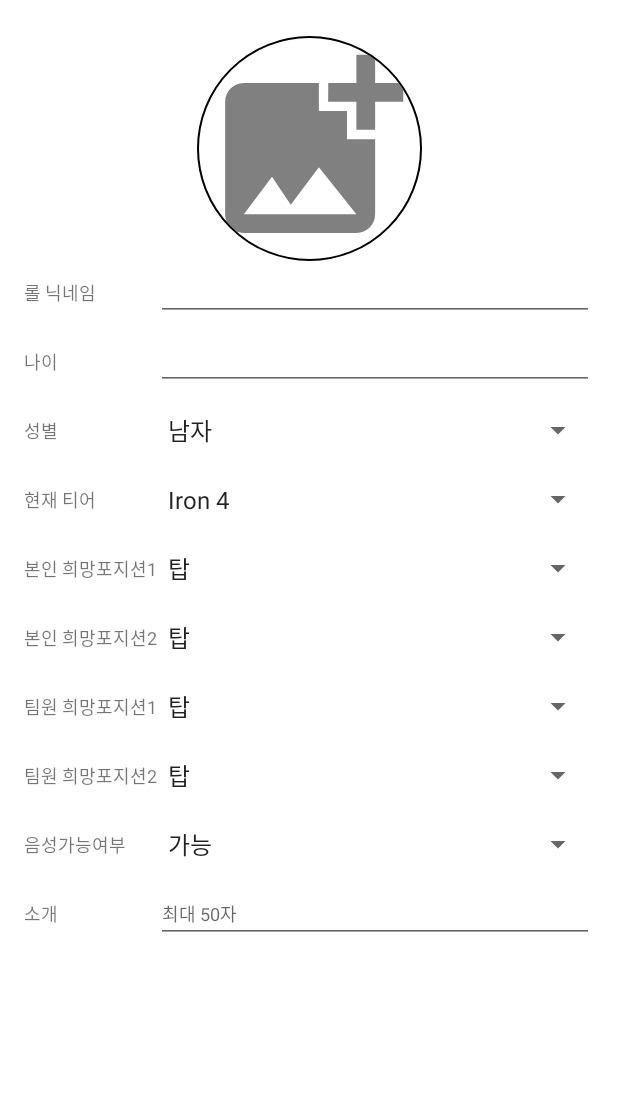
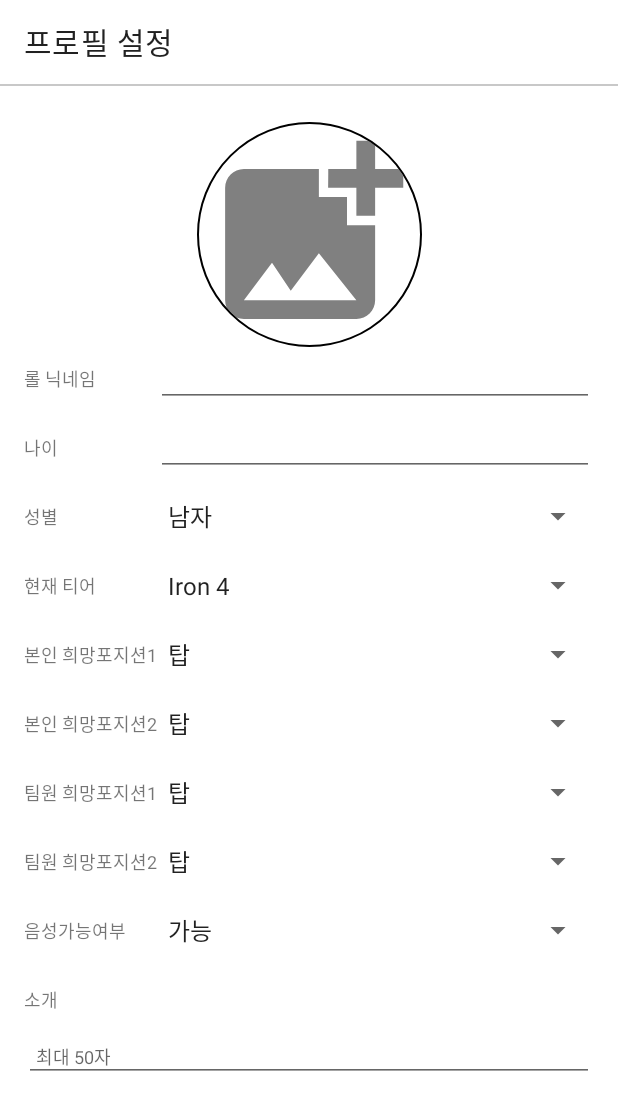
Before and after one commit to mtjin/lol-rank-duo-matching, an Android app: the ProfileFragment screen opened through its navigation route, on a phone screen of 412 x 824 dp. Shown: the top 1110 px of the screen. Run offline under Robolectric (Android 15) with nearby library versions, the phone set to English and light mode, and no system bars; our stand-ins replace CircleImageView, data binding; 3 statements that could not run were skipped.

Commit message:
[Revise] fragment_profile.xml 프로필 설정 화면 디자인 수정

```diff
--- a/LolRankDuo/app/src/main/res/layout/fragment_profile.xml
+++ b/LolRankDuo/app/src/main/res/layout/fragment_profile.xml
@@ -9,9 +9,23 @@
             type="com.mtjin.lolrankduo.views.profile.ProfileViewModel" />
     </data>
 
+    <androidx.constraintlayout.widget.ConstraintLayout
+        android:layout_width="match_parent"
+        android:layout_height="match_parent">
+
+        <include
+            android:id="@+id/toolbar"
+            layout="@layout/title_toolbar" />
+
         <ScrollView
             android:layout_width="match_parent"
-        android:layout_height="wrap_content">
+            android:layout_height="0dp"
+            android:overScrollMode="never"
+            android:scrollbars="none"
+            app:layout_constraintBottom_toBottomOf="parent"
+            app:layout_constraintEnd_toEndOf="parent"
+            app:layout_constraintStart_toStartOf="parent"
+            app:layout_constraintTop_toBottomOf="@id/toolbar">
 
             <androidx.constraintlayout.widget.ConstraintLayout
                 android:layout_width="match_parent"
@@ -249,15 +263,17 @@
                     android:id="@+id/et_introduce"
                     android:layout_width="0dp"
                     android:layout_height="wrap_content"
-                android:layout_marginEnd="@dimen/margin_16dp"
+                    android:layout_marginTop="@dimen/margin_12dp"
                     android:hint="@string/max_50_words_hint"
                     android:maxLength="50"
+                    android:padding="@dimen/padding_8dp"
                     android:textSize="@dimen/text_size_12dp"
-                app:layout_constraintBottom_toBottomOf="@id/tv_introduce"
-                app:layout_constraintEnd_toEndOf="parent"
-                app:layout_constraintStart_toStartOf="@id/et_game_id"
-                app:layout_constraintTop_toTopOf="@id/tv_introduce" />
+                    app:layout_constraintBottom_toBottomOf="parent"
+                    app:layout_constraintEnd_toEndOf="@id/et_game_id"
+                    app:layout_constraintStart_toStartOf="@id/tv_introduce"
+                    app:layout_constraintTop_toBottomOf="@id/tv_introduce" />
 
             </androidx.constraintlayout.widget.ConstraintLayout>
         </ScrollView>
+    </androidx.constraintlayout.widget.ConstraintLayout>
 </layout>
--- /dev/null
+++ b/LolRankDuo/app/src/main/res/layout/title_toolbar.xml
@@ -0,0 +1,21 @@
+<?xml version="1.0" encoding="utf-8"?>
+<androidx.constraintlayout.widget.ConstraintLayout xmlns:android="http://schemas.android.com/apk/res/android"
+    xmlns:app="http://schemas.android.com/apk/res-auto"
+    android:layout_width="match_parent"
+    android:layout_height="wrap_content">
+
+    <androidx.appcompat.widget.Toolbar
+        android:id="@+id/tb_toolbar"
+        android:layout_width="match_parent"
+        android:layout_height="@dimen/appbar_layout_height_56dp"
+        app:layout_constraintTop_toTopOf="parent"
+        app:title="프로필 설정" />
+
+    <View
+        android:layout_width="match_parent"
+        android:layout_height="@dimen/height_1dp"
+        android:background="@color/colorGrayC8C8"
+        app:layout_constraintTop_toBottomOf="@id/tb_toolbar" />
+
+
+</androidx.constraintlayout.widget.ConstraintLayout>
--- a/LolRankDuo/app/src/main/res/values/dimens.xml
+++ b/LolRankDuo/app/src/main/res/values/dimens.xml
@@ -12,4 +12,6 @@
     <dimen name="height_30dp">30dp</dimen>
     <dimen name="margin_36dp">36dp</dimen>
     <dimen name="margin_40dp">40dp</dimen>
+    <dimen name="height_1dp">1dp</dimen>
+    <dimen name="padding_8dp">8dp</dimen>
 </resources>
```
Also changed, not shown: LolRankDuo/app/src/main/res/layout/main_toolbar.xml (+8 -3 lines), LolRankDuo/app/src/main/res/values/colors.xml (+13 -0 lines). Lines whose indentation alone changed are shown as unchanged.
